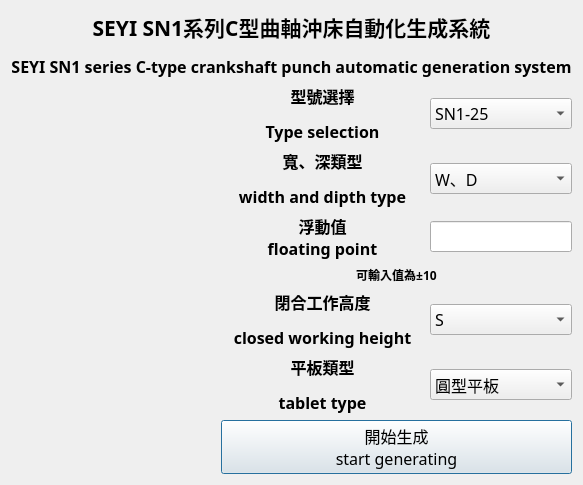
Qt form GUI/GUI.ui (sinje0816/stamping_press) before a commit.
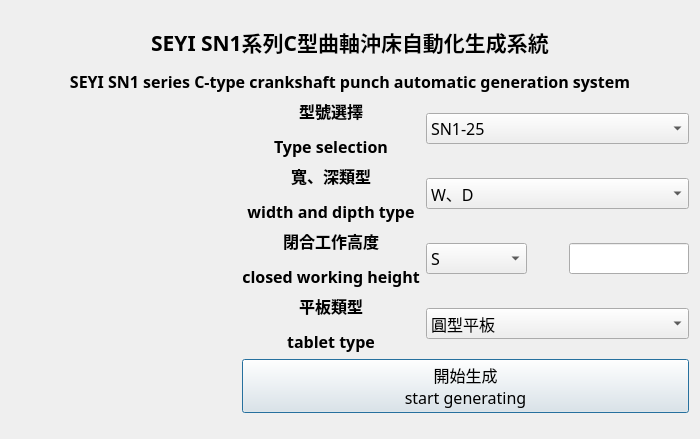
The same form after that commit. Icons and pictures are not drawn.

Diff of the .ui file:
```diff
--- a/GUI/GUI.ui
+++ b/GUI/GUI.ui
@@ -6,13 +6,13 @@
    <rect>
     <x>0</x>
     <y>0</y>
-    <width>557</width>
+    <width>700</width>
     <height>439</height>
    </rect>
   </property>
   <property name="maximumSize">
    <size>
-    <width>557</width>
+    <width>700</width>
     <height>439</height>
    </size>
   </property>
@@ -25,7 +25,123 @@
   <layout class="QGridLayout" name="gridLayout_2">
    <item row="0" column="0">
     <layout class="QGridLayout" name="gridLayout">
-     <item row="7" column="1" colspan="2">
+     <item row="3" column="1">
+      <widget class="QLabel" name="label_3">
+       <property name="font">
+        <font>
+         <family>微軟正黑體</family>
+         <pointsize>12</pointsize>
+        </font>
+       </property>
+       <property name="toolTipDuration">
+        <number>-1</number>
+       </property>
+       <property name="statusTip">
+        <string notr="true"/>
+       </property>
+       <property name="layoutDirection">
+        <enum>Qt::RightToLeft</enum>
+       </property>
+       <property name="text">
+        <string>&lt;html&gt;&lt;head/&gt;&lt;body&gt;&lt;p align=&quot;center&quot;&gt;&lt;span style=&quot; font-weight:600;&quot;&gt;閉合工作高度&lt;/span&gt;&lt;/p&gt;&lt;p align=&quot;center&quot;&gt;&lt;span style=&quot; font-weight:600;&quot;&gt;closed working height&lt;/span&gt;&lt;/p&gt;&lt;/body&gt;&lt;/html&gt;</string>
+       </property>
+       <property name="alignment">
+        <set>Qt::AlignCenter</set>
+       </property>
+      </widget>
+     </item>
+     <item row="3" column="4">
+      <widget class="QLineEdit" name="lineEdit">
+       <property name="enabled">
+        <bool>true</bool>
+       </property>
+       <property name="sizePolicy">
+        <sizepolicy hsizetype="Expanding" vsizetype="Fixed">
+         <horstretch>0</horstretch>
+         <verstretch>10</verstretch>
+        </sizepolicy>
+       </property>
+       <property name="maximumSize">
+        <size>
+         <width>120</width>
+         <height>16777215</height>
+        </size>
+       </property>
+       <property name="font">
+        <font>
+         <family>標楷體</family>
+         <pointsize>12</pointsize>
+        </font>
+       </property>
+      </widget>
+     </item>
+     <item row="2" column="2" colspan="3">
+      <widget class="QComboBox" name="comboBox_2">
+       <property name="sizePolicy">
+        <sizepolicy hsizetype="Preferred" vsizetype="Fixed">
+         <horstretch>0</horstretch>
+         <verstretch>0</verstretch>
+        </sizepolicy>
+       </property>
+       <property name="font">
+        <font>
+         <family>微軟正黑體</family>
+         <pointsize>12</pointsize>
+        </font>
+       </property>
+       <item>
+        <property name="text">
+         <string>W、D</string>
+        </property>
+       </item>
+       <item>
+        <property name="text">
+         <string>1.5W、1.5D</string>
+        </property>
+       </item>
+      </widget>
+     </item>
+     <item row="4" column="1">
+      <widget class="QLabel" name="label_4">
+       <property name="font">
+        <font>
+         <family>微軟正黑體</family>
+         <pointsize>12</pointsize>
+        </font>
+       </property>
+       <property name="layoutDirection">
+        <enum>Qt::RightToLeft</enum>
+       </property>
+       <property name="text">
+        <string>&lt;html&gt;&lt;head/&gt;&lt;body&gt;&lt;p align=&quot;center&quot;&gt;&lt;span style=&quot; font-weight:600;&quot;&gt;平板類型&lt;/span&gt;&lt;/p&gt;&lt;p align=&quot;center&quot;&gt;&lt;span style=&quot; font-weight:600;&quot;&gt;tablet type&lt;/span&gt;&lt;/p&gt;&lt;/body&gt;&lt;/html&gt;</string>
+       </property>
+       <property name="alignment">
+        <set>Qt::AlignCenter</set>
+       </property>
+      </widget>
+     </item>
+     <item row="2" column="1">
+      <widget class="QLabel" name="label_2">
+       <property name="font">
+        <font>
+         <family>微軟正黑體</family>
+         <pointsize>12</pointsize>
+         <weight>50</weight>
+         <bold>false</bold>
+        </font>
+       </property>
+       <property name="layoutDirection">
+        <enum>Qt::LeftToRight</enum>
+       </property>
+       <property name="text">
+        <string>&lt;html&gt;&lt;head/&gt;&lt;body&gt;&lt;p align=&quot;center&quot;&gt;&lt;span style=&quot; font-weight:600;&quot;&gt;寬、深類型&lt;/span&gt;&lt;/p&gt;&lt;p align=&quot;center&quot;&gt;&lt;span style=&quot; font-weight:600;&quot;&gt;width and dipth type&lt;/span&gt;&lt;/p&gt;&lt;/body&gt;&lt;/html&gt;</string>
+       </property>
+       <property name="alignment">
+        <set>Qt::AlignCenter</set>
+       </property>
+      </widget>
+     </item>
+     <item row="5" column="1" colspan="4">
       <widget class="QPushButton" name="pushButton">
        <property name="font">
         <font>
@@ -39,7 +155,50 @@
        </property>
       </widget>
      </item>
-     <item row="6" column="2">
+     <item row="3" column="2">
+      <widget class="QComboBox" name="comboBox_3">
+       <property name="sizePolicy">
+        <sizepolicy hsizetype="Expanding" vsizetype="Fixed">
+         <horstretch>0</horstretch>
+         <verstretch>0</verstretch>
+        </sizepolicy>
+       </property>
+       <property name="minimumSize">
+        <size>
+         <width>100</width>
+         <height>0</height>
+        </size>
+       </property>
+       <property name="maximumSize">
+        <size>
+         <width>150</width>
+         <height>16777215</height>
+        </size>
+       </property>
+       <property name="font">
+        <font>
+         <family>微軟正黑體</family>
+         <pointsize>12</pointsize>
+        </font>
+       </property>
+       <item>
+        <property name="text">
+         <string>S</string>
+        </property>
+       </item>
+       <item>
+        <property name="text">
+         <string>H</string>
+        </property>
+       </item>
+       <item>
+        <property name="text">
+         <string>P</string>
+        </property>
+       </item>
+      </widget>
+     </item>
+     <item row="4" column="2" colspan="3">
       <widget class="QComboBox" name="comboBox_5">
        <property name="font">
         <font>
@@ -64,98 +223,7 @@
        </item>
       </widget>
      </item>
-     <item row="3" column="2">
-      <widget class="QLineEdit" name="lineEdit">
-       <property name="sizePolicy">
-        <sizepolicy hsizetype="Fixed" vsizetype="Fixed">
-         <horstretch>0</horstretch>
-         <verstretch>0</verstretch>
-        </sizepolicy>
-       </property>
-       <property name="font">
-        <font>
-         <family>微軟正黑體</family>
-         <pointsize>12</pointsize>
-        </font>
-       </property>
-      </widget>
-     </item>
-     <item row="2" column="2">
-      <widget class="QComboBox" name="comboBox_2">
-       <property name="font">
-        <font>
-         <family>微軟正黑體</family>
-         <pointsize>12</pointsize>
-        </font>
-       </property>
-       <item>
-        <property name="text">
-         <string>W、D</string>
-        </property>
-       </item>
-       <item>
-        <property name="text">
-         <string>1.5W、1.5D</string>
-        </property>
-       </item>
-      </widget>
-     </item>
-     <item row="1" column="2">
-      <widget class="QComboBox" name="comboBox_4">
-       <property name="font">
-        <font>
-         <family>微軟正黑體</family>
-         <pointsize>12</pointsize>
-        </font>
-       </property>
-       <item>
-        <property name="text">
-         <string>SN1-25</string>
-        </property>
-       </item>
-       <item>
-        <property name="text">
-         <string>SN1-35</string>
-        </property>
-       </item>
-       <item>
-        <property name="text">
-         <string>SN1-45</string>
-        </property>
-       </item>
-       <item>
-        <property name="text">
-         <string>SN1-60</string>
-        </property>
-       </item>
-       <item>
-        <property name="text">
-         <string>SN1-80</string>
-        </property>
-       </item>
-       <item>
-        <property name="text">
-         <string>SN1-110</string>
-        </property>
-       </item>
-       <item>
-        <property name="text">
-         <string>SN1-160</string>
-        </property>
-       </item>
-       <item>
-        <property name="text">
-         <string>SN1-200</string>
-        </property>
-       </item>
-       <item>
-        <property name="text">
-         <string>SN1-250</string>
-        </property>
-       </item>
-      </widget>
-     </item>
-     <item row="0" column="0" colspan="3">
+     <item row="0" column="0" colspan="5">
       <widget class="QLabel" name="label_5">
        <property name="sizePolicy">
         <sizepolicy hsizetype="Preferred" vsizetype="Fixed">
@@ -180,7 +248,7 @@
        </property>
       </widget>
      </item>
-     <item row="1" column="0" rowspan="7">
+     <item row="1" column="0" rowspan="5">
       <widget class="QLabel" name="label_6">
        <property name="sizePolicy">
         <sizepolicy hsizetype="Fixed" vsizetype="Fixed">
@@ -188,6 +256,12 @@
          <verstretch>0</verstretch>
         </sizepolicy>
        </property>
+       <property name="minimumSize">
+        <size>
+         <width>225</width>
+         <height>300</height>
+        </size>
+       </property>
        <property name="maximumSize">
         <size>
          <width>225</width>
@@ -224,8 +298,8 @@
        </property>
       </widget>
      </item>
-     <item row="2" column="1">
-      <widget class="QLabel" name="label_2">
+     <item row="1" column="2" colspan="3">
+      <widget class="QComboBox" name="comboBox_4">
        <property name="font">
         <font>
          <family>微軟正黑體</family>
@@ -234,53 +308,9 @@
          <bold>false</bold>
         </font>
        </property>
-       <property name="layoutDirection">
-        <enum>Qt::LeftToRight</enum>
-       </property>
-       <property name="text">
-        <string>&lt;html&gt;&lt;head/&gt;&lt;body&gt;&lt;p align=&quot;center&quot;&gt;&lt;span style=&quot; font-weight:600;&quot;&gt;寬、深類型&lt;/span&gt;&lt;/p&gt;&lt;p align=&quot;center&quot;&gt;&lt;span style=&quot; font-weight:600;&quot;&gt;width and dipth type&lt;/span&gt;&lt;/p&gt;&lt;/body&gt;&lt;/html&gt;</string>
-       </property>
-       <property name="alignment">
-        <set>Qt::AlignCenter</set>
-       </property>
-      </widget>
-     </item>
-     <item row="5" column="1">
-      <widget class="QLabel" name="label_3">
-       <property name="font">
-        <font>
-         <family>微軟正黑體</family>
-         <pointsize>12</pointsize>
-        </font>
-       </property>
-       <property name="toolTipDuration">
-        <number>-1</number>
-       </property>
-       <property name="statusTip">
-        <string notr="true"/>
-       </property>
-       <property name="layoutDirection">
-        <enum>Qt::RightToLeft</enum>
-       </property>
-       <property name="text">
-        <string>&lt;html&gt;&lt;head/&gt;&lt;body&gt;&lt;p align=&quot;center&quot;&gt;&lt;span style=&quot; font-weight:600;&quot;&gt;閉合工作高度&lt;/span&gt;&lt;/p&gt;&lt;p align=&quot;center&quot;&gt;&lt;span style=&quot; font-weight:600;&quot;&gt;closed working height&lt;/span&gt;&lt;/p&gt;&lt;/body&gt;&lt;/html&gt;</string>
-       </property>
-       <property name="alignment">
-        <set>Qt::AlignCenter</set>
-       </property>
-      </widget>
-     </item>
-     <item row="5" column="2">
-      <widget class="QComboBox" name="comboBox_3">
-       <property name="font">
-        <font>
-         <family>微軟正黑體</family>
-         <pointsize>12</pointsize>
-        </font>
-       </property>
        <item>
         <property name="text">
-         <string>S</string>
+         <string>SN1-25</string>
         </property>
        </item>
        <item>
@@ -295,55 +325,21 @@
        </item>
       </widget>
      </item>
-     <item row="6" column="1">
-      <widget class="QLabel" name="label_4">
-       <property name="font">
-        <font>
-         <family>微軟正黑體</family>
-         <pointsize>12</pointsize>
-        </font>
+     <item row="3" column="3">
+      <spacer name="horizontalSpacer">
+       <property name="orientation">
+        <enum>Qt::Horizontal</enum>
        </property>
-       <property name="layoutDirection">
-        <enum>Qt::RightToLeft</enum>
+       <property name="sizeType">
+        <enum>QSizePolicy::Maximum</enum>
        </property>
-       <property name="text">
-        <string>&lt;html&gt;&lt;head/&gt;&lt;body&gt;&lt;p align=&quot;center&quot;&gt;&lt;span style=&quot; font-weight:600;&quot;&gt;平板類型&lt;/span&gt;&lt;/p&gt;&lt;p align=&quot;center&quot;&gt;&lt;span style=&quot; font-weight:600;&quot;&gt;tablet type&lt;/span&gt;&lt;/p&gt;&lt;/body&gt;&lt;/html&gt;</string>
+       <property name="sizeHint" stdset="0">
+        <size>
+         <width>30</width>
+         <height>20</height>
+        </size>
        </property>
-       <property name="alignment">
-        <set>Qt::AlignCenter</set>
-       </property>
-      </widget>
-     </item>
-     <item row="3" column="1">
-      <widget class="QLabel" name="label_7">
-       <property name="sizePolicy">
-        <sizepolicy hsizetype="Preferred" vsizetype="Fixed">
-         <horstretch>0</horstretch>
-         <verstretch>0</verstretch>
-        </sizepolicy>
-       </property>
-       <property name="font">
-        <font>
-         <family>微軟正黑體</family>
-         <pointsize>12</pointsize>
-        </font>
-       </property>
-       <property name="text">
-        <string>&lt;html&gt;&lt;head/&gt;&lt;body&gt;&lt;p align=&quot;center&quot;&gt;&lt;span style=&quot; font-size:12pt; font-weight:600;&quot;&gt;浮動值&lt;br/&gt;floating point&lt;/span&gt;&lt;/p&gt;&lt;/body&gt;&lt;/html&gt;</string>
-       </property>
-      </widget>
-     </item>
-     <item row="4" column="1" colspan="2">
-      <widget class="QLabel" name="label_8">
-       <property name="font">
-        <font>
-         <family>微軟正黑體</family>
-        </font>
-       </property>
-       <property name="text">
-        <string>&lt;html&gt;&lt;head/&gt;&lt;body&gt;&lt;p align=&quot;center&quot;&gt;&lt;span style=&quot; font-weight:600;&quot;&gt;可輸入值為±10&lt;/span&gt;&lt;/p&gt;&lt;/body&gt;&lt;/html&gt;</string>
-       </property>
-      </widget>
+      </spacer>
      </item>
     </layout>
    </item>
```
Left out of the diff: 36 changed lines with no effect on the pictures.
